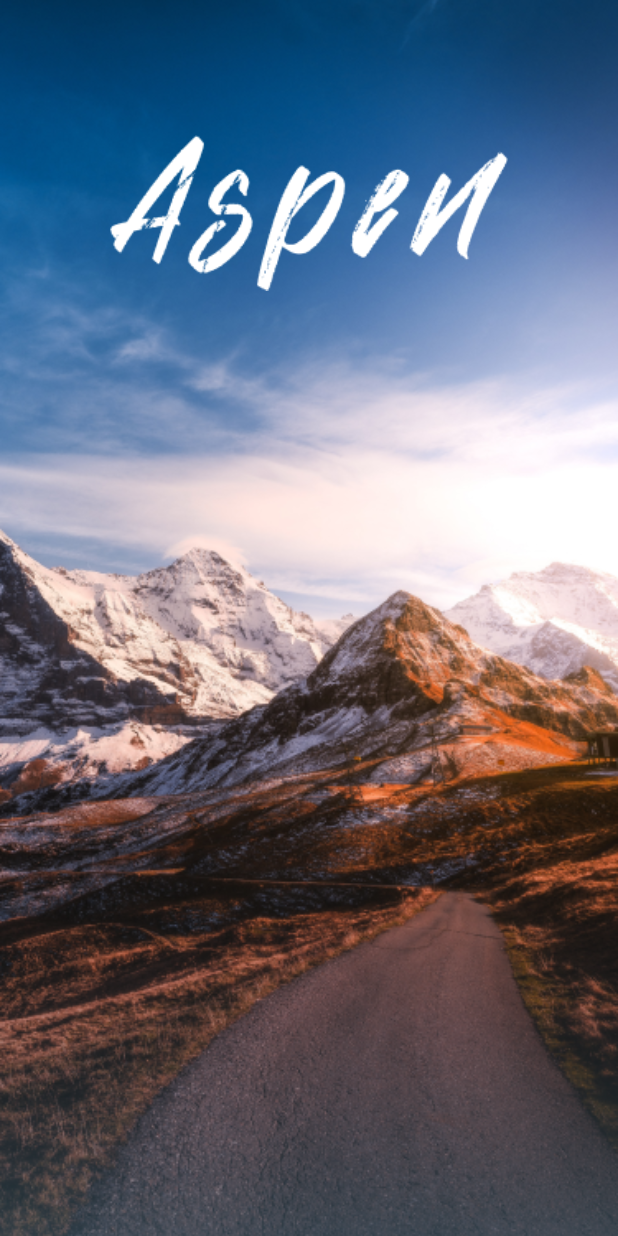
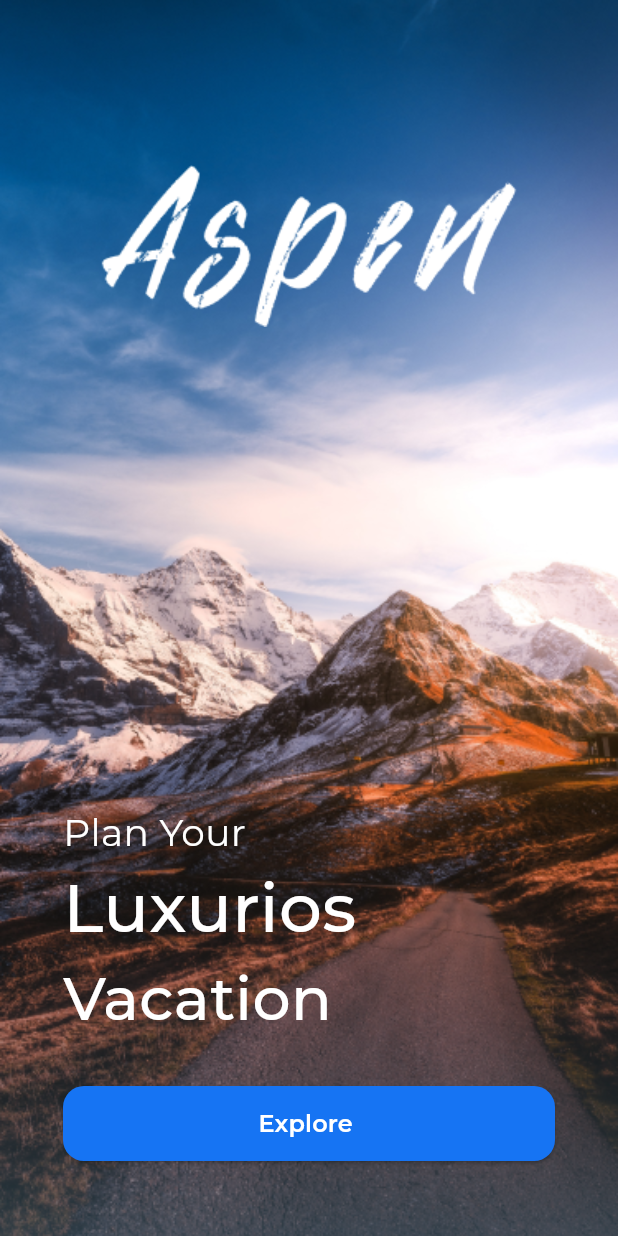
Before and after one commit to ElDaly15/aspen_travel, a Flutter app: the screen it shows after launch, on a phone screen of 412 x 824 dp. Run offline on Flutter 3.47's test engine with Material 3 defaults, Android fonts, the phone set to English and light mode, and no system bars; our stand-ins replace get; project files that could hold a hidden picture were left out.

Commit message:
Add OnBoardingView and update SplashViewBody navigation
Created `OnBoardingView` and its associated `OnBoardingViewBody` widget. Updated `SplashViewBody` to navigate to `OnBoardingView` after the splash screen with a fade transition.

```diff
--- /dev/null
+++ b/lib/featuers/on_borading/presentation/views/on_boarding_view.dart
@@ -0,0 +1,13 @@
+import 'package:aspen/featuers/on_borading/presentation/views/widgets/on_boarding_view_body.dart';
+import 'package:flutter/material.dart';
+
+class OnBoardingView extends StatelessWidget {
+  const OnBoardingView({super.key});
+
+  @override
+  Widget build(BuildContext context) {
+    return const Scaffold(
+      body: OnBoardingViewBody(),
+    );
+  }
+}
--- /dev/null
+++ b/lib/featuers/on_borading/presentation/views/widgets/on_boarding_view_body.dart
@@ -0,0 +1,81 @@
+import 'package:aspen/core/utils/app_images.dart';
+import 'package:aspen/core/utils/app_styles.dart';
+import 'package:flutter/material.dart';
+
+class OnBoardingViewBody extends StatelessWidget {
+  const OnBoardingViewBody({super.key});
+
+  @override
+  Widget build(BuildContext context) {
+    return Stack(
+      children: [
+        Image.asset(
+          width: double.infinity,
+          height: double.infinity,
+          Assets.imagesSplashBackground,
+          fit: BoxFit.cover,
+        ),
+        SafeArea(
+          child: Column(
+            crossAxisAlignment: CrossAxisAlignment.start,
+            children: [
+              const SizedBox(
+                height: 110,
+              ),
+              Center(child: Image.asset(Assets.imagesAppLogo)),
+              const Spacer(),
+              Padding(
+                padding: const EdgeInsets.symmetric(horizontal: 42),
+                child: Column(
+                  crossAxisAlignment: CrossAxisAlignment.start,
+                  children: [
+                    Text(
+                      textAlign: TextAlign.start,
+                      'Plan Your',
+                      style: TextStyles.font24Regular(context)
+                          .copyWith(color: Colors.white, fontSize: 25),
+                    ),
+                    Text(
+                      textAlign: TextAlign.start,
+                      'Luxurios',
+                      style: TextStyles.font20Medium(context)
+                          .copyWith(color: Colors.white, fontSize: 45),
+                    ),
+                    Text(
+                      textAlign: TextAlign.start,
+                      'Vacation',
+                      style: TextStyles.font20Medium(context)
+                          .copyWith(color: Colors.white, fontSize: 40),
+                    ),
+                    const SizedBox(
+                      height: 30,
+                    ),
+                  ],
+                ),
+              ),
+              Padding(
+                padding: const EdgeInsets.symmetric(horizontal: 42),
+                child: ElevatedButton(
+                  style: ElevatedButton.styleFrom(
+                      minimumSize: const Size(double.infinity, 50),
+                      backgroundColor: const Color(0xff1674F3),
+                      shape: RoundedRectangleBorder(
+                          borderRadius: BorderRadius.circular(14))),
+                  onPressed: () {},
+                  child: Text(
+                    'Explore ',
+                    style: TextStyles.font20SemiBold(context)
+                        .copyWith(color: Colors.white),
+                  ),
+                ),
+              ),
+              const SizedBox(
+                height: 50,
+              ),
+            ],
+          ),
+        ),
+      ],
+    );
+  }
+}
--- a/lib/featuers/splash/presentation/views/widgets/splash_view_body.dart
+++ b/lib/featuers/splash/presentation/views/widgets/splash_view_body.dart
@@ -1,6 +1,7 @@
+import 'package:aspen/featuers/on_borading/presentation/views/on_boarding_view.dart';
 import 'package:flutter/material.dart';
 import 'package:aspen/core/utils/app_images.dart';
-//import 'package:get/get.dart' as g;
+import 'package:get/get.dart' as g;
 
 class SplashViewBody extends StatefulWidget {
   const SplashViewBody({super.key});
@@ -51,10 +52,9 @@ class _SplashViewBodyState extends State<SplashViewBody>
     _animationController.forward();
 
     Future.delayed(const Duration(milliseconds: 3500), () {
-      // Navigate to the HomeView after the splash screen
-      // g.Get.off(() => const HomeView(),
-      //     transition: g.Transition.fade,
-      //     duration: const Duration(milliseconds: 1400));
+      g.Get.off(() => const OnBoardingView(),
+          transition: g.Transition.leftToRightWithFade,
+          duration: const Duration(milliseconds: 1400));
     });
   }
 
```
